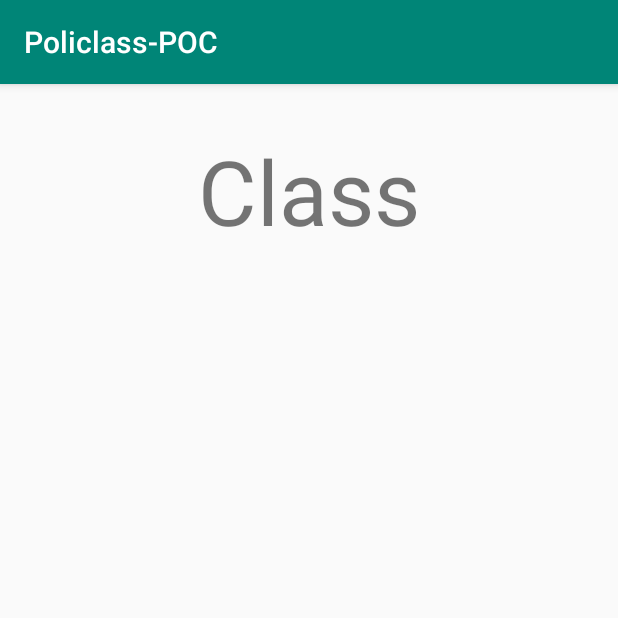
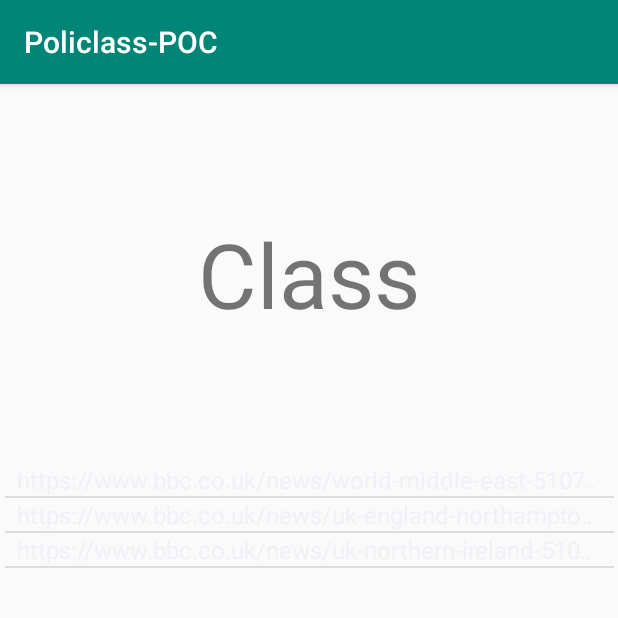
Before and after one commit to NathanHoy96/Policlass-POC, an Android app: the DisplayResult screen opened directly, with no data from a screen before it, on a phone screen of 412 x 824 dp, the top half of it. Run offline under Robolectric (Android 15) with nearby library versions, the phone set to English and light mode, and no system bars.

Commit message:
Configured the list view and tested with some elements

```diff
--- a/Android/app/src/main/java/com/example/policlass_poc/DisplayResult.java
+++ b/Android/app/src/main/java/com/example/policlass_poc/DisplayResult.java
@@ -29,6 +29,12 @@ public class DisplayResult extends AppCompatActivity {
         alternativesList = new ArrayList<String>();
         arrayAdapter = new ArrayAdapter<String>(getApplicationContext(),android.R.layout.simple_spinner_item,alternativesList);
 
+        alternativesList.add("https://www.bbc.co.uk/news/world-middle-east-51073621");
+        alternativesList.add("https://www.bbc.co.uk/news/uk-england-northamptonshire-51075235");
+        alternativesList.add("https://www.bbc.co.uk/news/uk-northern-ireland-51077397");
+
+        alternativesListView.setAdapter(arrayAdapter);
+
         Intent intent = getIntent();
         String action = intent.getAction();
         String type = intent.getType();
--- a/Android/app/src/main/java/com/example/policlass_poc/GetClassification.java
+++ b/Android/app/src/main/java/com/example/policlass_poc/GetClassification.java
@@ -14,7 +14,7 @@ import java.nio.charset.StandardCharsets;
 public class GetClassification extends AsyncTask<String,Void,String> {
 
     private int serverPort = 8000;
-    private String serverIP = "35.178.29.132";
+    private String serverIP = "52.56.96.103";
     private Socket socket;
     private PrintWriter clientOutput;
     private BufferedReader clientInput;
--- a/Android/app/src/main/res/layout/activity_display_result.xml
+++ b/Android/app/src/main/res/layout/activity_display_result.xml
@@ -20,8 +20,8 @@
 
     <ListView
         android:id="@+id/alternative_list"
-        android:layout_width="417dp"
-        android:layout_height="626dp"
+        android:layout_width="406dp"
+        android:layout_height="515dp"
         app:layout_constraintBottom_toBottomOf="parent"
         app:layout_constraintEnd_toEndOf="parent"
         app:layout_constraintStart_toStartOf="parent"></ListView>
```
